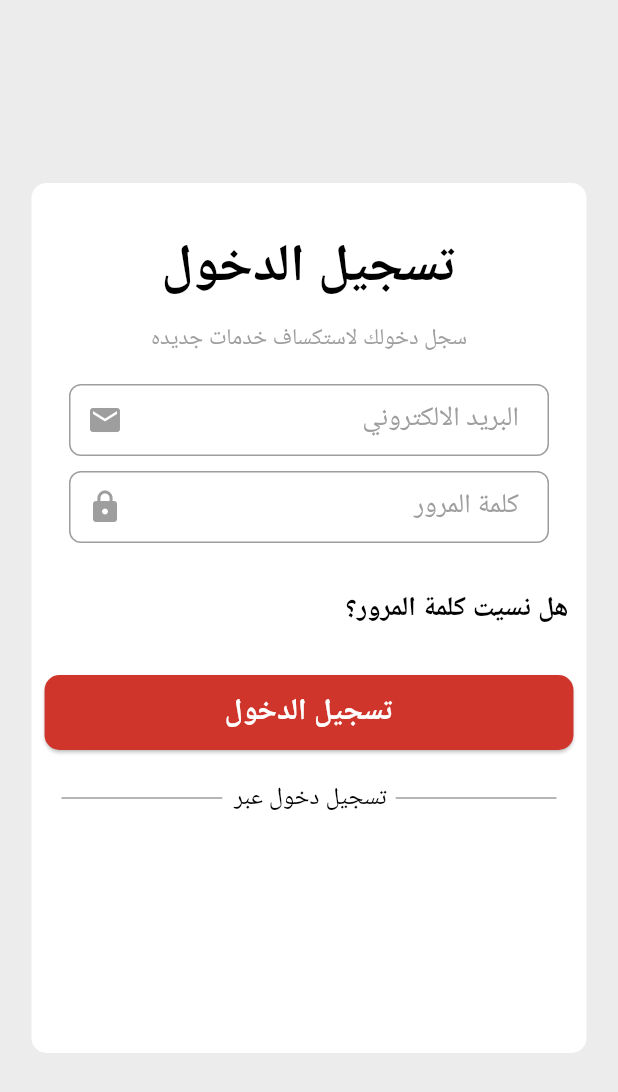
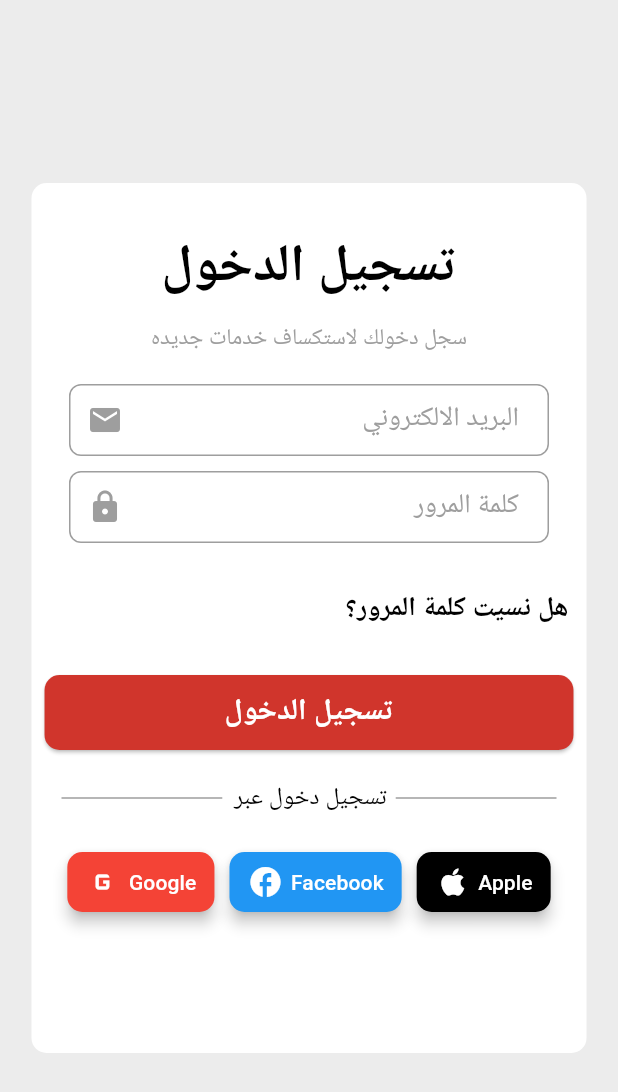
Before and after one commit to Shehab-Emad20/AL-Mahaba, a Flutter app: the screen it shows after launch, on a phone screen of 412 x 824 dp. Shown: the top 1092 px of the screen. Run offline on Flutter 3.47's test engine with Material 3 defaults, Android fonts, the phone set to English and light mode, and no system bars.

Commit message:
we create custom iocn and social button

```diff
--- /dev/null
+++ b/lib/widgets/custom_icons.dart
@@ -0,0 +1,52 @@
+import 'package:almahaba/widgets/social_button%20.dart';
+import 'package:flutter/material.dart';
+// import 'package:url_launcher/url_launcher.dart';
+
+class CustomIcons extends StatelessWidget {
+  const CustomIcons({super.key});
+
+  // Future<void> _launchURL(String url) async {
+  //   final Uri uri = Uri.parse(url);
+  //   // استخدم canLaunchUrl باختصار
+  //   if (await canLaunchUrl(uri)) {
+  //     await launchUrl(uri, mode: LaunchMode.externalApplication);
+  //   } else {
+  //     throw 'Could not launch $url';
+  //   }
+  // }
+
+  @override
+  Widget build(BuildContext context) {
+    return Row(
+      mainAxisAlignment: MainAxisAlignment.center,
+      children: [
+        SocialButton(
+          icon: Icons.g_mobiledata,
+          label: 'Google',
+          color: Colors.red,
+          onPressed: () {
+            // _launchURL('https://accounts.google.com/signin');
+          },
+        ),
+        const SizedBox(width: 10),
+        SocialButton(
+          icon: Icons.facebook,
+          label: 'Facebook',
+          color: Colors.blue,
+          onPressed: () {
+            // _launchURL('https://www.facebook.com/login');
+          },
+        ),
+        const SizedBox(width: 10),
+        SocialButton(
+          icon: Icons.apple,
+          label: 'Apple',
+          color: Colors.black,
+          onPressed: () {
+            // _launchURL('https://appleid.apple.com/auth/signin');
+          },
+        ),
+      ],
+    );
+  }
+}
--- a/lib/widgets/elevated_button.dart
+++ b/lib/widgets/elevated_button.dart
@@ -1,3 +1,4 @@
+import 'package:almahaba/widgets/custom_Icons.dart';
 import 'package:almahaba/widgets/custom_button.dart';
 import 'package:almahaba/widgets/divider_thinkness.dart';
 import 'package:flutter/material.dart';
@@ -15,6 +16,8 @@
         CustomButton(),
         SizedBox(height: 20), // إضافة مسافة بين الزر والجملة
         DividerThinkness(),
+        SizedBox(height: 20),
+        CustomIcons()
       ],
     );
   }
--- /dev/null
+++ b/lib/widgets/social_button .dart
@@ -0,0 +1,37 @@
+import 'package:flutter/material.dart';
+
+class SocialButton extends StatelessWidget {
+  final IconData icon;
+  final String label;
+  final Color color;
+  final VoidCallback onPressed;
+
+  const SocialButton({
+    super.key,
+    required this.icon,
+    required this.label,
+    required this.color,
+    required this.onPressed,
+  });
+
+  @override
+  Widget build(BuildContext context) {
+    return MaterialButton(
+      onPressed: onPressed,
+      color: color,
+      elevation: 4,
+      shape: RoundedRectangleBorder(borderRadius: BorderRadius.circular(10)),
+      padding: const EdgeInsets.symmetric(horizontal: 12, vertical: 8),
+      child: Row(
+        children: [
+          Icon(icon, color: Colors.white),
+          const SizedBox(width: 5),
+          Text(
+            label,
+            style: const TextStyle(color: Colors.white, fontSize: 14),
+          ),
+        ],
+      ),
+    );
+  }
+}
--- a/pubspec.yaml
+++ b/pubspec.yaml
@@ -34,6 +34,7 @@
   # The following adds the Cupertino Icons font to your application.
   # Use with the CupertinoIcons class for iOS style icons.
   cupertino_icons: ^1.0.8
+  # url_launcher: ^6.3.1
 
 dev_dependencies:
   flutter_test:
```
Also changed, not shown: 1 other file.
